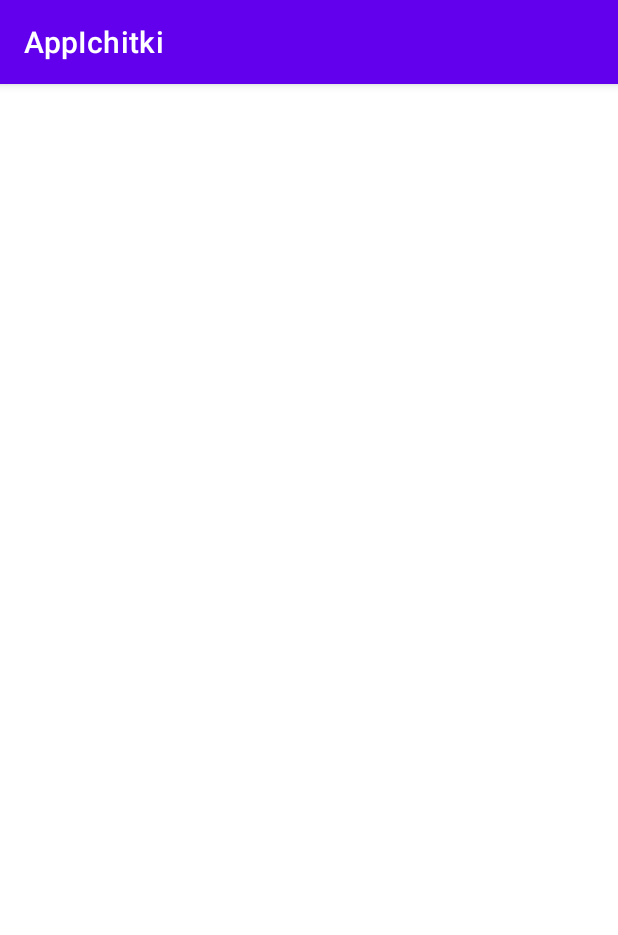
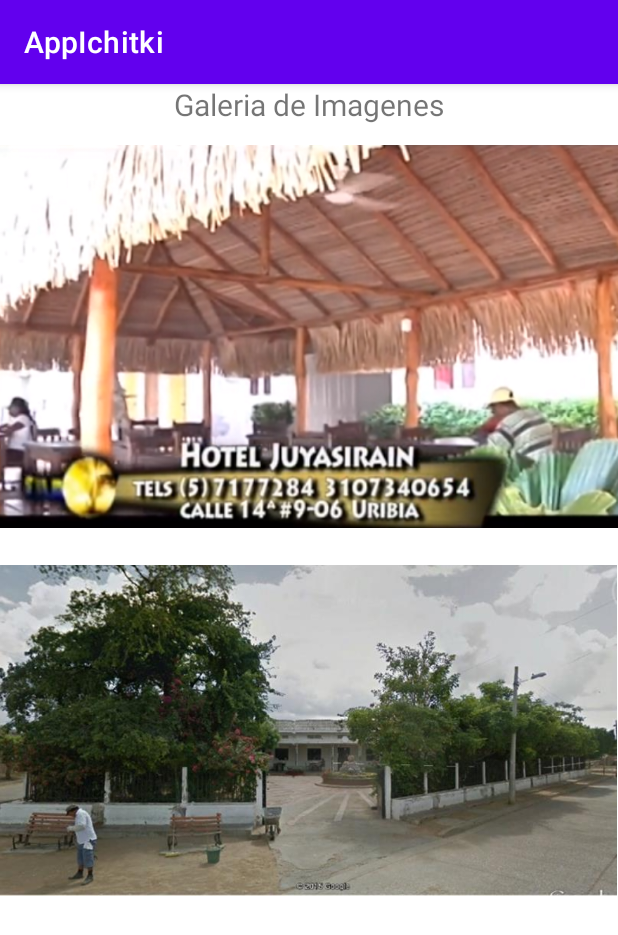
Before and after one commit to Edherrera/AppIchitki, an Android app: the MainUribia screen opened directly, with no data from a screen before it, on a phone screen of 412 x 824 dp. Shown: the top 935 px of the screen. Run offline under Robolectric (Android 15) with nearby library versions, the phone set to English and light mode, and no system bars.

Commit message:
se agrego galeria en juyasirain

```diff
--- a/app/src/main/res/layout/activity_main_uribia.xml
+++ b/app/src/main/res/layout/activity_main_uribia.xml
@@ -7,4 +7,35 @@
     android:layout_height="match_parent"
     tools:context=".MainUribia">
 
-  </androidx.constraintlayout.widget.ConstraintLayout>
+  <TextView
+      android:id="@+id/textView24"
+      android:layout_width="wrap_content"
+      android:layout_height="wrap_content"
+      android:text="Galeria de Imagenes"
+      android:textSize="20sp"
+      app:layout_constraintEnd_toEndOf="parent"
+      app:layout_constraintStart_toStartOf="parent"
+      app:layout_constraintTop_toTopOf="parent" />
+
+  <ImageView
+      android:id="@+id/imageView10"
+      android:layout_width="417dp"
+      android:layout_height="282dp"
+      app:layout_constraintEnd_toEndOf="parent"
+      app:layout_constraintStart_toStartOf="parent"
+      app:layout_constraintTop_toBottomOf="@+id/textView24"
+      app:srcCompat="@drawable/juya1" />
+
+  <ImageView
+      android:id="@+id/imageView12"
+      android:layout_width="411dp"
+      android:layout_height="243dp"
+      app:layout_constraintBottom_toBottomOf="parent"
+      app:layout_constraintEnd_toEndOf="parent"
+      app:layout_constraintHorizontal_bias="0.0"
+      app:layout_constraintStart_toStartOf="parent"
+      app:layout_constraintTop_toBottomOf="@+id/imageView10"
+      app:layout_constraintVertical_bias="0.0"
+      app:srcCompat="@drawable/juya2" />
+
+</androidx.constraintlayout.widget.ConstraintLayout>
```
Also changed, not shown: app/src/main/java/com/example/appichitki/MainActivity2.kt (+8 -1 lines), app/src/main/java/com/example/appichitki/MainHotelUribia.kt (+22 -0 lines), app/src/main/java/com/example/appichitki/MainServicioUribia.kt (+13 -0 lines), app/src/main/res/layout/activity_main2.xml (+11 -2 lines), app/src/main/res/layout/activity_main_hotel_uribia.xml (+7 -7 lines), app/src/main/res/layout/activity_main_servicio_uribia.xml (+39 -0 lines), app/src/main/res/drawable/hoteluribia.jpg (added), app/src/main/res/drawable/juya1.png (added), app/src/main/res/drawable/juya2.jpg (added), app/src/main/res/drawable/juya3.jpg (added), app/src/main/res/drawable/juya6.jpg (added), app/src/main/res/drawable/uribia5.jpg (added).
